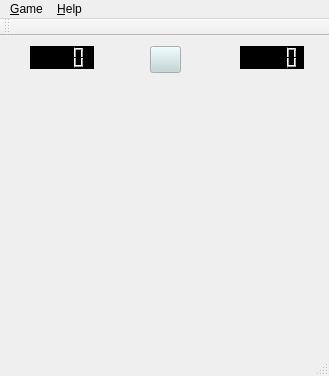
This is Minesweeper/mainwindow.ui in JalPaca/Minesweeper as Qt 5 draws it before an edit. The edited form follows.
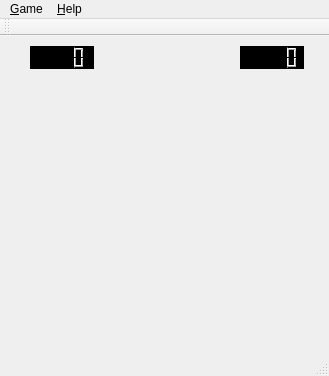
This is the edited form. Icons and pictures are not drawn.

Commit message: Fixed icons back. fixed smiley. lost bug exists.

What changed in the file:
```diff
--- a/Minesweeper/mainwindow.ui
+++ b/Minesweeper/mainwindow.ui
@@ -54,6 +54,11 @@
    <string notr="true"/>
   </property>
   <widget class="QWidget" name="centralWidget">
+   <property name="styleSheet">
+    <string notr="true">QPushButton {
+	border:  1px, hidden;
+}</string>
+   </property>
    <widget class="QWidget" name="gridLayoutWidget">
     <property name="geometry">
      <rect>
```
The commit also changes 1 other file.
